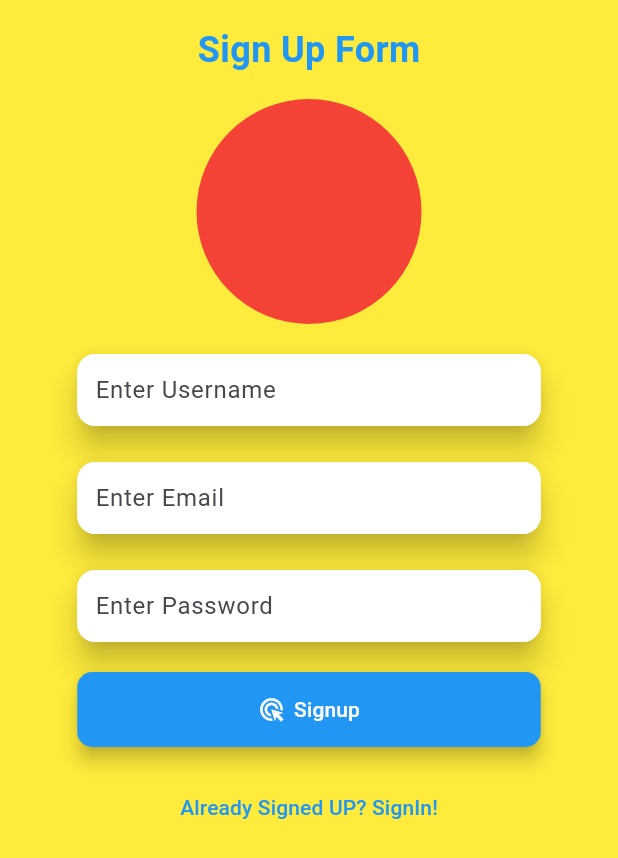
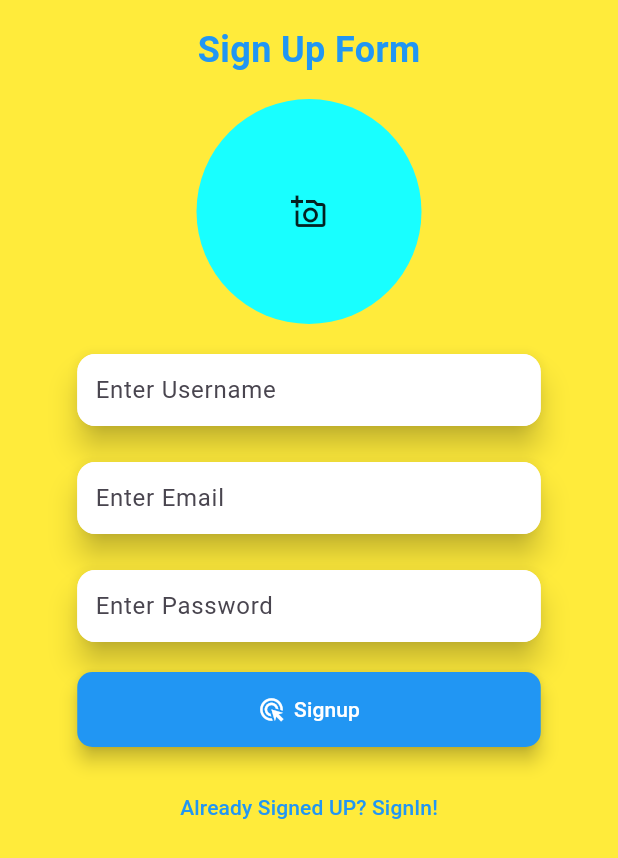
Before and after one commit to billthecoder046/disputeresolverai, a Flutter app: the screen it shows after launch, after a tap on "Not Signed In? SignUP!", on a phone screen of 412 x 824 dp. Shown: the top 858 px of the screen. Run offline on Flutter 3.47's test engine with Material 3 defaults, Android fonts, the phone set to English and light mode, and no system bars; our stand-ins replace cloud_firestore, firebase_auth, firebase_core, firebase_storage, gap, get and 1 more; missing offline and left inert: image_picker_web; accounts and stored records are empty; network calls fail.

Commit message:
Again changing

```diff
--- a/lib/screens/login_screen/login_screen_logic.dart
+++ b/lib/screens/login_screen/login_screen_logic.dart
@@ -52,7 +52,7 @@ class Login_screenLogic extends GetxController {
 
           // Save user data to Firestore (you need to add the actual data)
           await FirebaseFirestore.instance.collection("Users").doc(myUserId).set(
-            myUserData.toJson()
+            myUserData.toJson(),
           );
 
           // Navigate to HomePage with transition (assuming HomePage exists)
--- a/lib/screens/login_screen/login_screen_view.dart
+++ b/lib/screens/login_screen/login_screen_view.dart
@@ -112,11 +112,13 @@ class _Login_screenPageState extends State<Login_screenPage> {
             height: 150,
             width: 150,
             decoration: BoxDecoration(
-              color: Colors.red,
               borderRadius: BorderRadius.circular(100),
             ),
             child: bytesFromPicker == null
-                ? SizedBox()
+                ? SizedBox(child: Container(
+                decoration:BoxDecoration(borderRadius: BorderRadius.circular(100),color:
+                Colors.cyanAccent[200]),child:
+            Icon(Icons.add_a_photo_outlined)),)
                 : ClipOval(
               child: Image.memory(bytesFromPicker!, fit: BoxFit.cover),
             ),
```
Also changed, not shown: 27 other files.
